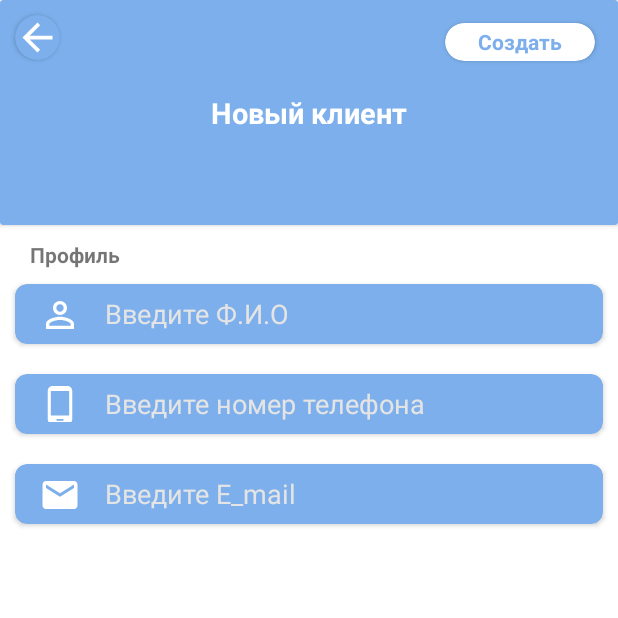
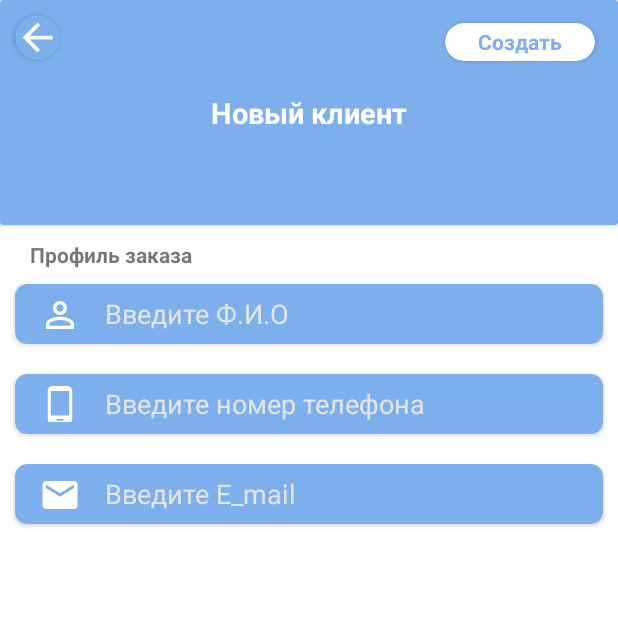
Before and after one commit to aikozin/College_ServiceCenter, an Android app: the FragmentClients screen opened directly, with no data from a screen before it, after a tap on "Добавить клиента", on a phone screen of 412 x 824 dp, the top half of it. Run offline under Robolectric (Android 15) with nearby library versions, the phone set to English and light mode, and no system bars; our stand-ins replace Firebase (no records; nobody signed in at launch, a user with empty details on screens opened directly).

Commit message:
Поправил поиск на странице клиентов (все искомое приводится к нижнему регистру, чтобы поиск был регистронезависим, иначе при поиске по строке "вла" он не находил Владимира).
Добавил сообщение при удалении клиента и заказа

Вернул работу стрелки для выхода из окна добавления клиента (сюда можно тоже добавить сообщение с подтверждением, типа "уверены? Иначе при выходе все данные будут удалены")

```diff
--- a/app/src/main/java/ru/ermilov/servicecenter/FragmentAddClient.java
+++ b/app/src/main/java/ru/ermilov/servicecenter/FragmentAddClient.java
@@ -63,13 +63,8 @@ public class FragmentAddClient extends Fragment {
         });
 
 
-      /*  CardView btnNazad = view.findViewById(R.id.button_nazad);
-        btnNazad.setOnClickListener(new View.OnClickListener() {
-            @Override
-            public void onClick(View v) {
-                clickBack();
-            }
-        });*/
+        CardView btnNazad = view.findViewById(R.id.button_nazad);
+        btnNazad.setOnClickListener(v -> clickBack());
 
 
         return view;
--- a/app/src/main/java/ru/ermilov/servicecenter/FragmentFormOrder.java
+++ b/app/src/main/java/ru/ermilov/servicecenter/FragmentFormOrder.java
@@ -85,7 +85,7 @@ public class FragmentFormOrder extends Fragment {
         Bundle bundle = getArguments();
         String fio = bundle.getString("fio");
 
-        fioClient.setText(""+fio);
+        fioClient.setText("Создание нового заказа от клиента \n" + fio);
 
 
       //  Bundle bundleFio = getArguments();
--- a/app/src/main/res/layout/fragment_form_order.xml
+++ b/app/src/main/res/layout/fragment_form_order.xml
@@ -49,6 +49,7 @@
                 android:layout_gravity="center"
                 android:text="@string/NewOrder"
                 android:textColor="@color/white"
+                android:gravity="center"
                 android:textSize="19dp"
                 android:textStyle="bold" />
 
--- a/app/src/main/res/values/strings.xml
+++ b/app/src/main/res/values/strings.xml
@@ -13,7 +13,7 @@
     <string name="addClient">Добавить клиента</string>
     <string name="new_client">Новый клиент</string>
     <string name="sozdat">Создать</string>
-    <string name="Profil">Профиль</string>
+    <string name="Profil">Профиль заказа</string>
     <string name="nameClient">Введите Ф.И.О</string>
     <string name="e_mail">Введите E_mail</string>
     <string name="phone">Введите номер телефона</string>
```
Also changed, not shown: app/src/main/java/ru/ermilov/servicecenter/FragmentClients.java (+20 -1 lines), app/src/main/java/ru/ermilov/servicecenter/Fragment_add_order.java (+18 -0 lines).
